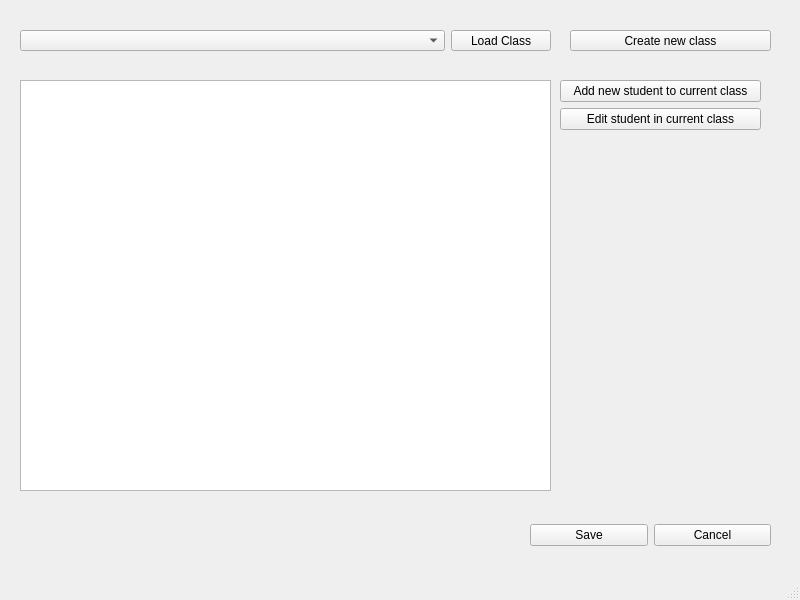
Old version of the form omr/interface/UI/classes.ui in the repository ccszwg/Exam-OMR.
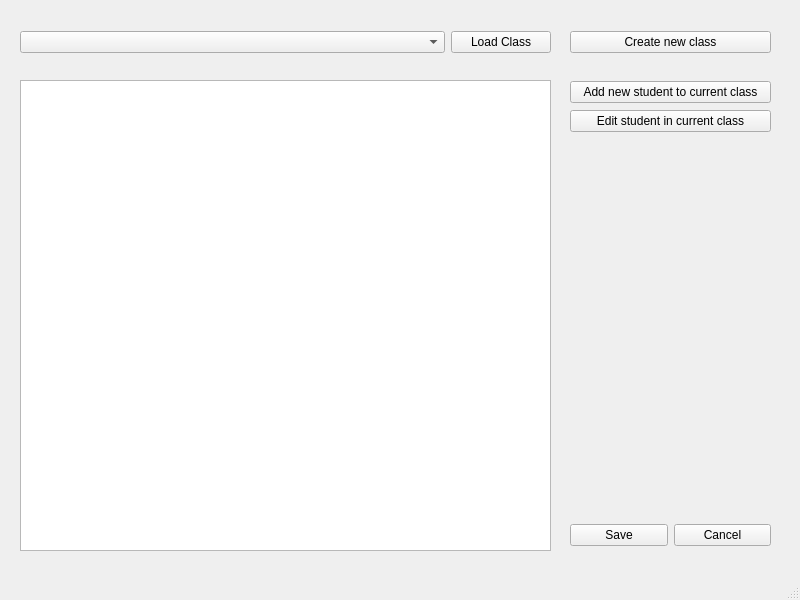
New version of the form.

The edit to the form file:
```diff
--- a/omr/interface/UI/classes.ui
+++ b/omr/interface/UI/classes.ui
@@ -17,9 +17,9 @@
    <widget class="QWidget" name="horizontalLayoutWidget">
     <property name="geometry">
      <rect>
-      <x>530</x>
+      <x>570</x>
       <y>520</y>
-      <width>241</width>
+      <width>201</width>
       <height>31</height>
      </rect>
     </property>
@@ -46,7 +46,7 @@
       <x>570</x>
       <y>30</y>
       <width>201</width>
-      <height>21</height>
+      <height>25</height>
      </rect>
     </property>
     <layout class="QVBoxLayout" name="verticalLayout">
@@ -68,7 +68,7 @@
       <x>20</x>
       <y>30</y>
       <width>531</width>
-      <height>21</height>
+      <height>25</height>
      </rect>
     </property>
     <layout class="QHBoxLayout" name="horizontalLayout_2">
@@ -112,7 +112,7 @@
       <x>20</x>
       <y>80</y>
       <width>531</width>
-      <height>411</height>
+      <height>471</height>
      </rect>
     </property>
    </widget>
@@ -132,10 +132,10 @@
    <widget class="QWidget" name="verticalLayoutWidget_2">
     <property name="geometry">
      <rect>
-      <x>560</x>
+      <x>570</x>
       <y>80</y>
       <width>201</width>
-      <height>51</height>
+      <height>54</height>
      </rect>
     </property>
     <layout class="QVBoxLayout" name="verticalLayout_2">
```
Left out of the diff: 2 changed lines with no effect on the pictures.
